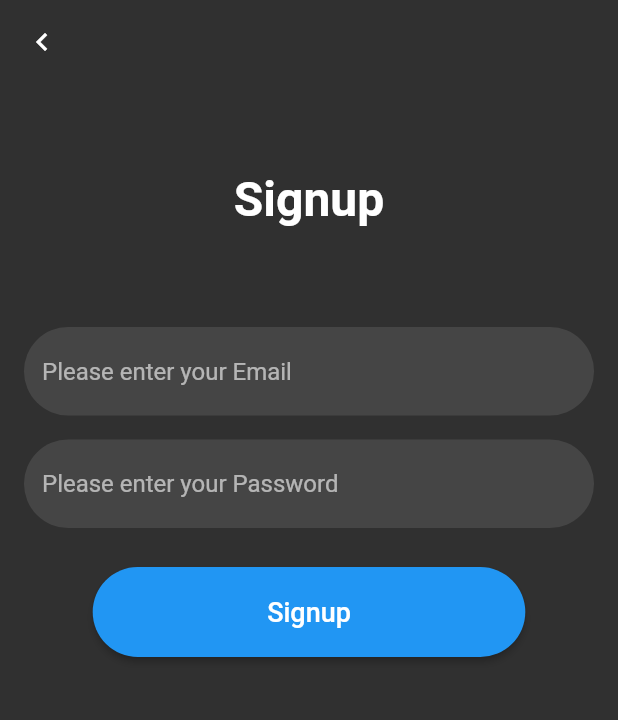
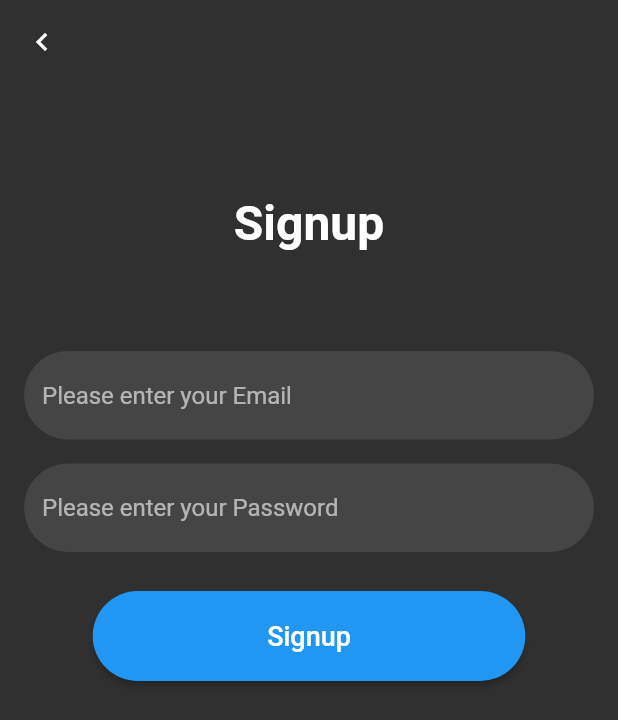
Before and after one commit to moresushant48/aveosoft_tech, a Flutter app: the SignUp screen opened directly, on a phone screen of 412 x 824 dp. Shown: the top 720 px of the screen. Run offline on Flutter 3.47's test engine with Material 2 defaults, Android fonts, the phone set to English and light mode, and no system bars; our stand-ins replace cloud_firestore, firebase_auth, firebase_core, get; accounts and stored records are empty.

Commit message:
Ui Fixes.

```diff
--- a/lib/auth/signin.dart
+++ b/lib/auth/signin.dart
@@ -34,6 +34,8 @@ class _SignInState extends State<SignIn> {
       ),
       body: SafeArea(
         child: SingleChildScrollView(
+          child: Container(
+            padding: const EdgeInsets.all(16.0),
             child: Form(
               key: _signInKey,
               child: SizedBox(
@@ -84,6 +86,7 @@ class _SignInState extends State<SignIn> {
             ),
           ),
         ),
+      ),
     );
   }
 
--- a/lib/auth/signup/signup.dart
+++ b/lib/auth/signup/signup.dart
@@ -35,6 +35,8 @@ class _SignUpState extends State<SignUp> {
       ),
       body: SafeArea(
         child: SingleChildScrollView(
+          child: Container(
+            padding: const EdgeInsets.all(16.0),
             child: Form(
               key: _signupKey,
               child: SizedBox(
@@ -80,6 +82,7 @@ class _SignUpState extends State<SignUp> {
                       signUp();
                     }),
                   ],
+                ),
               ),
             ),
           ),
--- a/lib/auth/signup/signup_address.dart
+++ b/lib/auth/signup/signup_address.dart
@@ -35,6 +35,8 @@ class _SignUpAddressState extends State<SignUpAddress> {
       ),
       body: SafeArea(
         child: SingleChildScrollView(
+          child: Container(
+            padding: const EdgeInsets.all(16.0),
             child: Form(
               key: _signUpAddressKey,
               child: SizedBox(
@@ -101,6 +103,7 @@ class _SignUpAddressState extends State<SignUpAddress> {
             ),
           ),
         ),
+      ),
     );
   }
 
--- a/lib/auth/signup/signup_contact.dart
+++ b/lib/auth/signup/signup_contact.dart
@@ -44,6 +44,8 @@ class _SignUpContactState extends State<SignUpContact> {
       ),
       body: SafeArea(
         child: SingleChildScrollView(
+          child: Container(
+            padding: const EdgeInsets.all(16.0),
             child: Form(
               key: _signUpContactKey,
               child: SizedBox(
@@ -104,6 +106,7 @@ class _SignUpContactState extends State<SignUpContact> {
             ),
           ),
         ),
+      ),
     );
   }
 
--- a/lib/auth/signup/signup_name.dart
+++ b/lib/auth/signup/signup_name.dart
@@ -38,6 +38,8 @@ class _SignUpNameState extends State<SignUpName> {
       ),
       body: SafeArea(
         child: SingleChildScrollView(
+          child: Container(
+            padding: const EdgeInsets.all(16.0),
             child: Form(
               key: _signUpNameKey,
               child: SizedBox(
@@ -96,6 +98,7 @@ class _SignUpNameState extends State<SignUpName> {
             ),
           ),
         ),
+      ),
     );
   }
 
--- a/lib/shared/rounded_field.dart
+++ b/lib/shared/rounded_field.dart
@@ -19,7 +19,7 @@ Widget RoundedTextField(
   initialValue.isNotEmpty ? controller.text = initialValue : "";
 
   return Padding(
-    padding: const EdgeInsets.symmetric(vertical: 8.0, horizontal: 16.0),
+    padding: const EdgeInsets.symmetric(vertical: 8.0),
     child: TextFormField(
       enabled: enabled,
       controller: controller,
```
Lines whose indentation alone changed are shown as unchanged.
